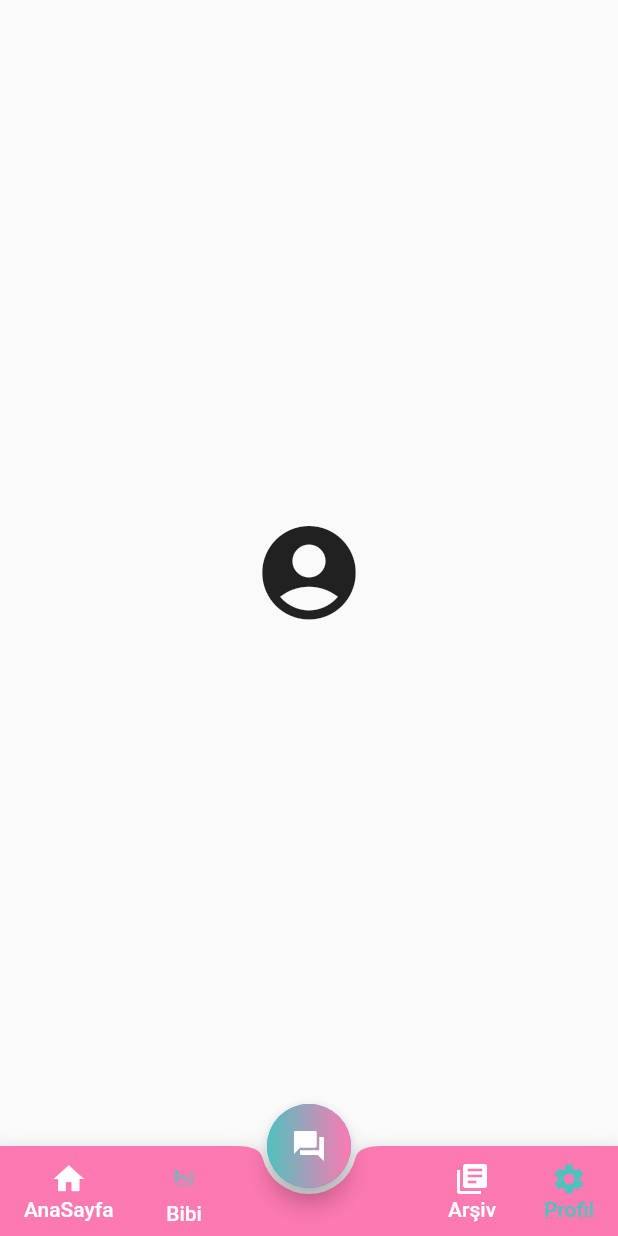
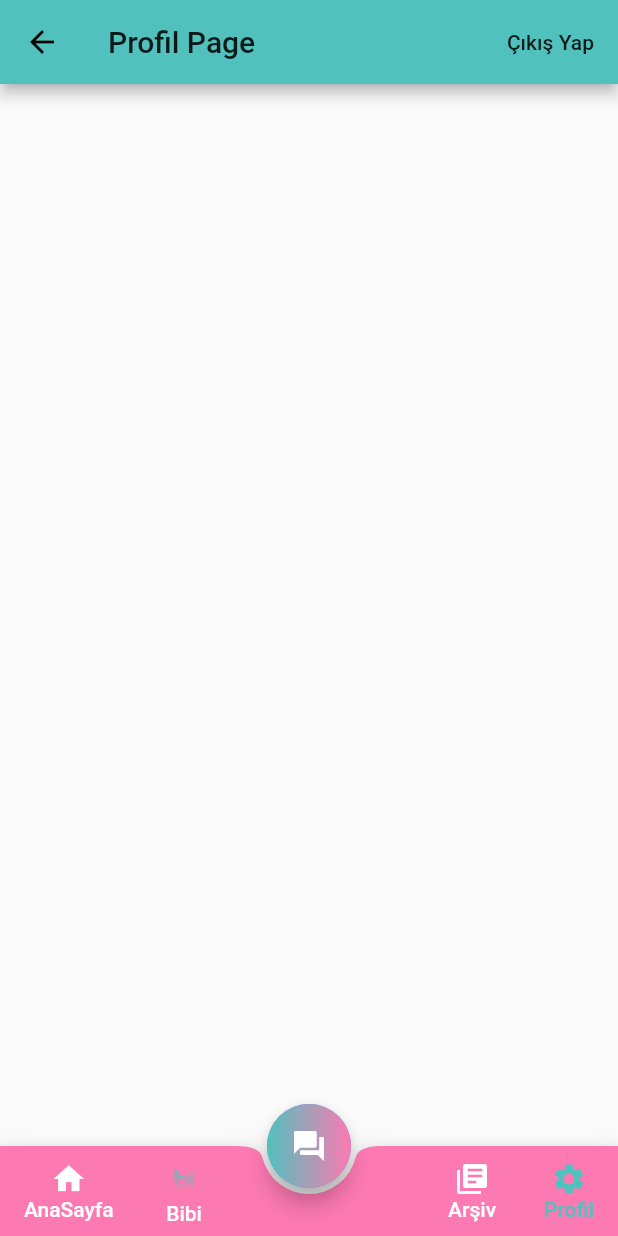
Before and after one commit to muhammedalilevent/project_bibi, a Flutter app: the GetBottomNavBar screen opened directly, item 2 of the bottom bar chosen, after a tap on "AnaSayfa", after a tap on "Profil", on a phone screen of 412 x 824 dp. Run offline on Flutter 3.47's test engine with Material 2 defaults, Android fonts, the light colour scheme and no system bars; our stand-ins replace hexcolor; network calls fail.

Commit message:
Tasarımsal Değişiklikler Yapıldı.

```diff
--- a/lib/Views/LoginPages/RegisterPage.dart
+++ b/lib/Views/LoginPages/RegisterPage.dart
@@ -133,12 +133,13 @@ class _RegisterPageState extends State<RegisterPage> {
 
                     Text("Yaşınız :",textAlign: TextAlign.center,style: TextStyle(fontWeight: FontWeight.bold,fontSize: 16),),
 
-                    SizedBox(height: 10,),
+                    SizedBox(height: 3,),
 
                     Padding(
                       padding: const EdgeInsets.symmetric(horizontal: 10),
                       child: DropdownButtonHideUnderline(
                         child: Container(
+                          height: 35,
                           decoration: ShapeDecoration(
                               shape: RoundedRectangleBorder(
                                   side: BorderSide(width: 1, color: Colors.grey),
@@ -167,12 +168,13 @@ class _RegisterPageState extends State<RegisterPage> {
 
                     Text("Cinsiyetiniz :",textAlign: TextAlign.center,style: TextStyle(fontWeight: FontWeight.bold,fontSize: 16),),
 
-                    SizedBox(height: 10,),
+                    SizedBox(height: 3,),
 
                     Padding(
                       padding: const EdgeInsets.symmetric(horizontal: 10),
                       child: DropdownButtonHideUnderline(
                         child: Container(
+                          height: 35,
                           decoration: ShapeDecoration(
                               shape: RoundedRectangleBorder(
                                   side: BorderSide(width: 1, color: Colors.grey),
--- a/lib/Views/MainViews/HomePage.dart
+++ b/lib/Views/MainViews/HomePage.dart
@@ -38,7 +38,7 @@ class _HomePageState extends State<HomePage> {
                 padding: EdgeInsets.only(top: 25),
                 height: 200,
                 decoration: BoxDecoration(
-                  color: Colors.grey.shade500,
+                  color: index % 2 == 0 ? bibiPink : bibiBlue,
                   borderRadius: BorderRadius.circular(10),
                 ),
                 child: Text(
--- a/lib/Views/MainViews/Profile.dart
+++ b/lib/Views/MainViews/Profile.dart
@@ -3,13 +3,15 @@ import 'package:flutter/material.dart';
 class Profile extends StatelessWidget {
   @override
   Widget build(BuildContext context) {
-    return Container(
+    return Scaffold(
+      appBar: AppBar(
+        title: Text("Profil Page"),
+        actions: <Widget>[
+          FlatButton(onPressed:(){
 
-
-      child: Center(
-        child: Icon(
-          Icons.account_circle,size: 75,
-        ),
+          },
+          child: Text("Çıkış Yap"),)
+        ],
       ),
     );
   }
```
Also changed, not shown: assets/images/bilim.png (added), assets/images/game.png (added), assets/images/technology.png (added).
